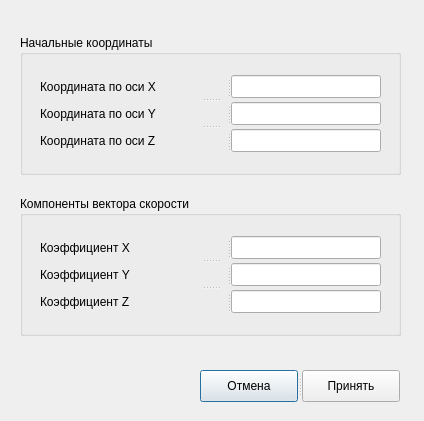
Qt form gui_rls/object_parameters.ui (byllet/radar_station_model) before a commit.
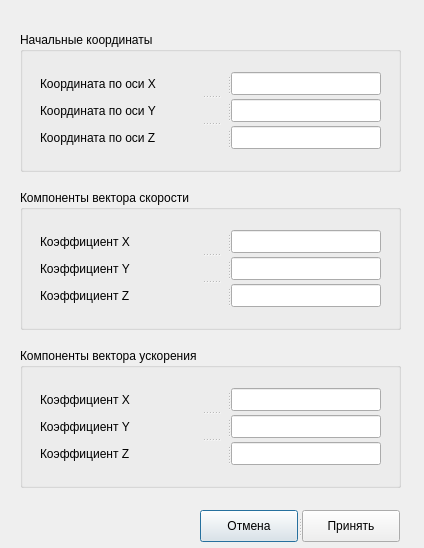
The same form after that commit.

What changed in the file:
```diff
--- a/gui_rls/object_parameters.ui
+++ b/gui_rls/object_parameters.ui
@@ -7,7 +7,7 @@
     <x>0</x>
     <y>0</y>
     <width>424</width>
-    <height>421</height>
+    <height>548</height>
    </rect>
   </property>
   <property name="windowTitle">
@@ -19,7 +19,7 @@
      <x>20</x>
      <y>20</y>
      <width>381</width>
-     <height>331</height>
+     <height>481</height>
     </rect>
    </property>
    <layout class="QVBoxLayout" name="verticalLayout">
@@ -225,13 +225,114 @@
       </widget>
      </widget>
     </item>
+    <item>
+     <widget class="QGroupBox" name="groupBox_3">
+      <property name="maximumSize">
+       <size>
+        <width>16777215</width>
+        <height>140</height>
+       </size>
+      </property>
+      <property name="title">
+       <string>Компоненты вектора ускорения</string>
+      </property>
+      <property name="flat">
+       <bool>false</bool>
+      </property>
+      <widget class="QSplitter" name="splitter_10">
+       <property name="geometry">
+        <rect>
+         <x>20</x>
+         <y>40</y>
+         <width>341</width>
+         <height>77</height>
+        </rect>
+       </property>
+       <property name="orientation">
+        <enum>Qt::Vertical</enum>
+       </property>
+       <widget class="QSplitter" name="splitter_11">
+        <property name="orientation">
+         <enum>Qt::Horizontal</enum>
+        </property>
+        <widget class="QLabel" name="label_10">
+         <property name="text">
+          <string>Коэффициент X</string>
+         </property>
+        </widget>
+        <widget class="QLineEdit" name="obj_accel_x">
+         <property name="sizePolicy">
+          <sizepolicy hsizetype="Maximum" vsizetype="Fixed">
+           <horstretch>0</horstretch>
+           <verstretch>0</verstretch>
+          </sizepolicy>
+         </property>
+         <property name="maximumSize">
+          <size>
+           <width>150</width>
+           <height>16777215</height>
+          </size>
+         </property>
+        </widget>
+       </widget>
+       <widget class="QSplitter" name="splitter_12">
+        <property name="orientation">
+         <enum>Qt::Horizontal</enum>
+        </property>
+        <widget class="QLabel" name="label_11">
+         <property name="text">
+          <string>Коэффициент Y</string>
+         </property>
+        </widget>
+        <widget class="QLineEdit" name="obj_accel_y">
+         <property name="sizePolicy">
+          <sizepolicy hsizetype="Maximum" vsizetype="Fixed">
+           <horstretch>0</horstretch>
+           <verstretch>0</verstretch>
+          </sizepolicy>
+         </property>
+         <property name="maximumSize">
+          <size>
+           <width>150</width>
+           <height>16777215</height>
+          </size>
+         </property>
+        </widget>
+       </widget>
+       <widget class="QSplitter" name="splitter_13">
+        <property name="orientation">
+         <enum>Qt::Horizontal</enum>
+        </property>
+        <widget class="QLabel" name="label_12">
+         <property name="text">
+          <string>Коэффициент Z</string>
+         </property>
+        </widget>
+        <widget class="QLineEdit" name="obj_accel_z">
+         <property name="sizePolicy">
+          <sizepolicy hsizetype="Maximum" vsizetype="Fixed">
+           <horstretch>0</horstretch>
+           <verstretch>0</verstretch>
+          </sizepolicy>
+         </property>
+         <property name="maximumSize">
+          <size>
+           <width>150</width>
+           <height>16777215</height>
+          </size>
+         </property>
+        </widget>
+       </widget>
+      </widget>
+     </widget>
+    </item>
    </layout>
   </widget>
   <widget class="QSplitter" name="splitter_9">
    <property name="geometry">
     <rect>
      <x>200</x>
-     <y>370</y>
+     <y>510</y>
      <width>200</width>
      <height>32</height>
     </rect>
```
Left out of the diff: 2 changed lines with no effect on the pictures.
